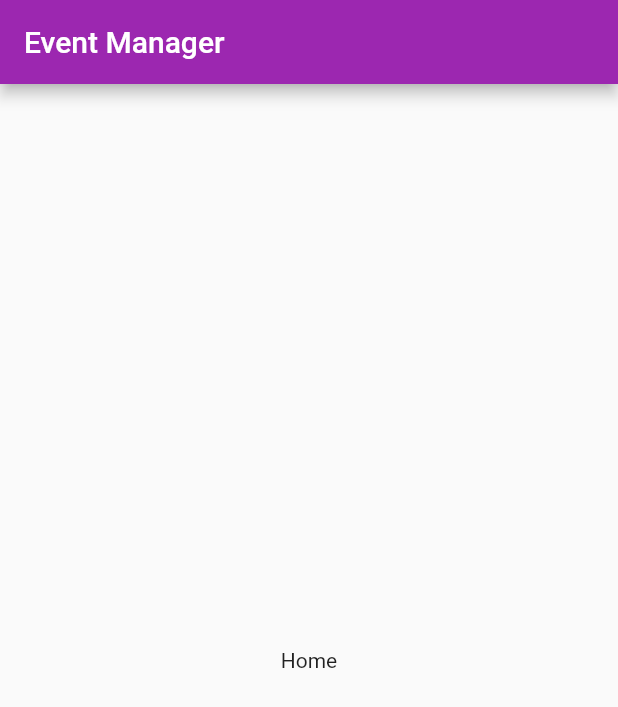
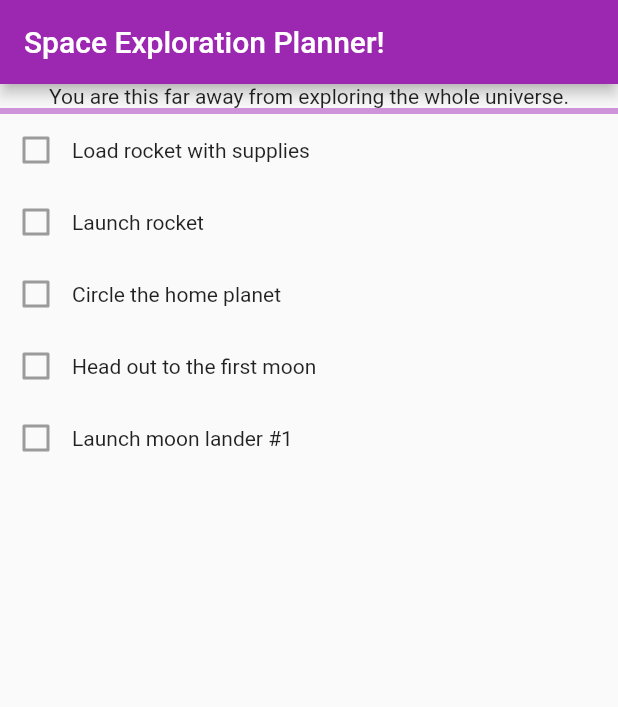
Before and after one commit to NalinMeher/Event-Manager, a Flutter app: the screen it shows after launch, on a phone screen of 412 x 824 dp. Shown: the top 707 px of the screen. Run offline on Flutter 3.47's test engine with Material 2 defaults, Android fonts, the phone set to English and light mode, and no system bars.

Commit message:
Space Exploration Planner app : Part - 1

```diff
--- a/event_manager/lib/main.dart
+++ b/event_manager/lib/main.dart
@@ -3,7 +3,7 @@ import 'package:flutter/material.dart';
 
 void main() {
   runApp(MaterialApp(
-    title: "Event Manager",
+    title: "Exploration!",
     home: const Home(),
     theme: ThemeData(primarySwatch: Colors.purple),
   ));
--- a/event_manager/lib/pages/Home.dart
+++ b/event_manager/lib/pages/Home.dart
@@ -7,11 +7,63 @@ class Home extends StatelessWidget {
   Widget build(BuildContext context) {
     return Scaffold(
       appBar: AppBar(
-        title: const Text("Event Manager"),
+        title: const Text("Space Exploration Planner!"),
       ),
-      body: const Center(
-        child: Text("Home"),
+      body: Column(
+        children: [
+          Progress(),
+          TaskList(),
+        ],
       ),
     );
   }
 }
+
+class Progress extends StatelessWidget {
+  const Progress({Key? key}) : super(key: key);
+
+  @override
+  Widget build(BuildContext context) {
+    return Column(
+      children: [
+        Text("You are this far away from exploring the whole universe."),
+        LinearProgressIndicator(
+          value: 0.0,
+        )
+      ],
+    );
+  }
+}
+
+class TaskList extends StatelessWidget {
+  const TaskList({Key? key}) : super(key: key);
+
+  @override
+  Widget build(BuildContext context) {
+    return Column(
+      children: [
+        TaskItem(label: "Load rocket with supplies"),
+        TaskItem(label: "Launch rocket"),
+        TaskItem(label: "Circle the home planet"),
+        TaskItem(label: "Head out to the first moon"),
+        TaskItem(label: "Launch moon lander #1"),
+      ],
+    );
+  }
+}
+
+class TaskItem extends StatelessWidget {
+  final String label;
+
+  const TaskItem({Key? key, required this.label}) : super(key: key);
+
+  @override
+  Widget build(BuildContext context) {
+    return Row(
+      children: [
+        Checkbox(value: false, onChanged: null),
+        Text(label),
+      ],
+    );
+  }
+}
```
